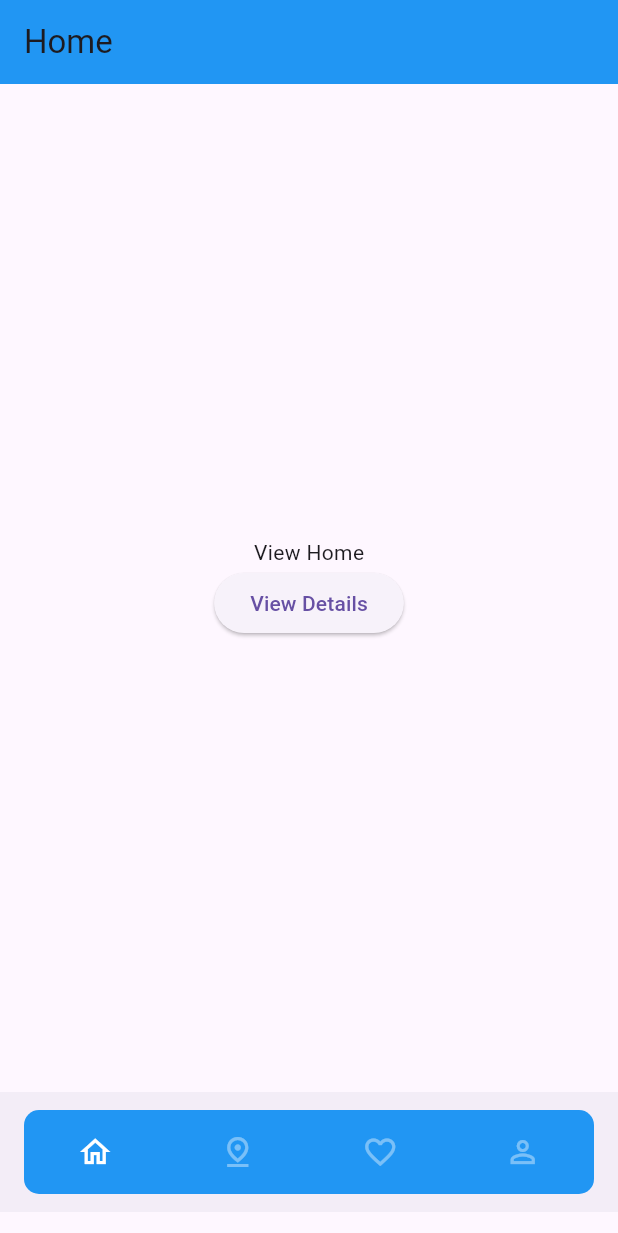
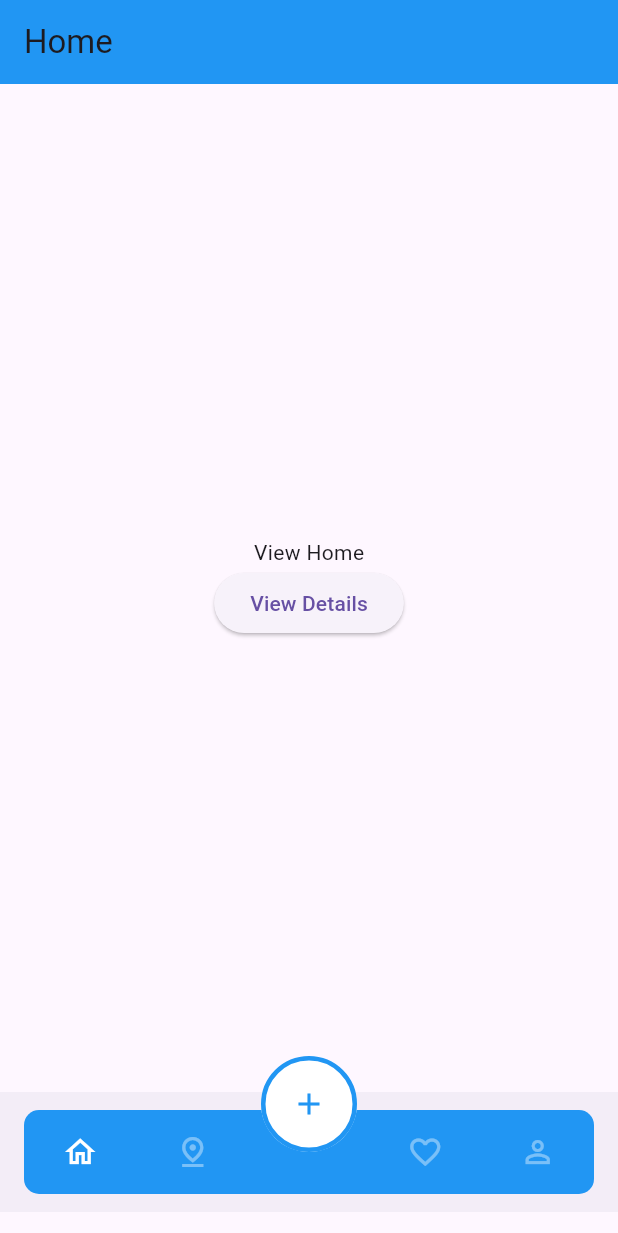
Before and after one commit to abhiroop43/flutter_restaurants_mobile_ui, a Flutter app: the screen it shows after launch, on a phone screen of 412 x 824 dp. Shown: the top 1233 px of the screen. Run offline on Flutter 3.47's test engine with Material 3 defaults, Android fonts, the phone set to English and light mode, and no system bars.

Commit message:
feat: enhance MainScreen layout with floating action button and improve NavBar spacing

```diff
--- a/lib/main_screen.dart
+++ b/lib/main_screen.dart
@@ -69,7 +69,28 @@ class _MainScreenState extends State<MainScreen> {
                     },
                   ))
               .toList(),
-          )),
+        ),
+        floatingActionButtonLocation:
+            FloatingActionButtonLocation.miniCenterDocked,
+        floatingActionButton: Container(
+          height: 64,
+          width: 64,
+          margin: EdgeInsets.only(top: 16),
+          child: FloatingActionButton(
+            backgroundColor: Colors.white,
+            elevation: 0,
+            onPressed: () => debugPrint('Add new item'),
+            shape: RoundedRectangleBorder(
+              side: const BorderSide(width: 3, color: primaryColor),
+              borderRadius: BorderRadius.circular(100),
+            ),
+            child: const Icon(
+              Icons.add,
+              color: primaryColor,
+            ),
+          ),
+        ),
+      ),
     );
   }
 }
--- a/lib/nav_bar.dart
+++ b/lib/nav_bar.dart
@@ -28,6 +28,7 @@ class NavBar extends StatelessWidget {
                             onTap: () => onTap(0)),
                         navItem(Icons.pin_drop_outlined, pageIndex == 1,
                             onTap: () => onTap(1)),
+                        const SizedBox(width: 80),
                         navItem(Icons.favorite_outline, pageIndex == 2,
                             onTap: () => onTap(2)),
                         navItem(Icons.person_outline, pageIndex == 3,
```
Lines whose indentation alone changed are shown as unchanged.
